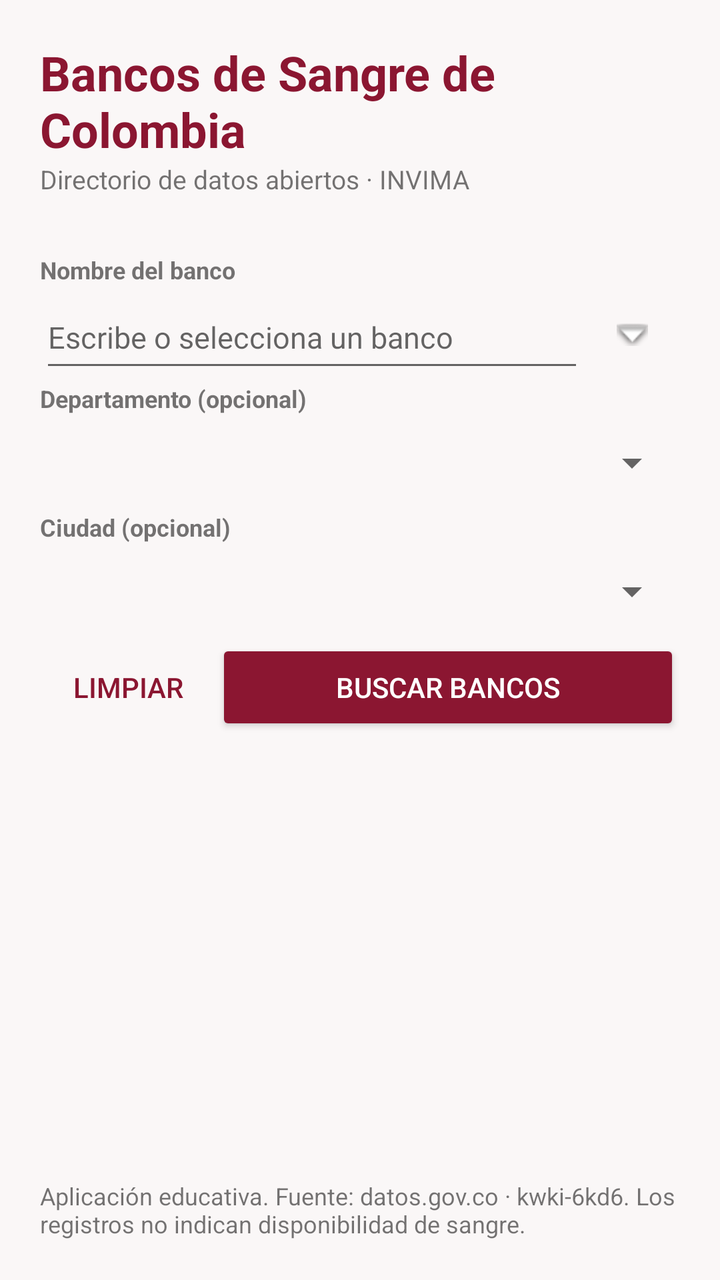
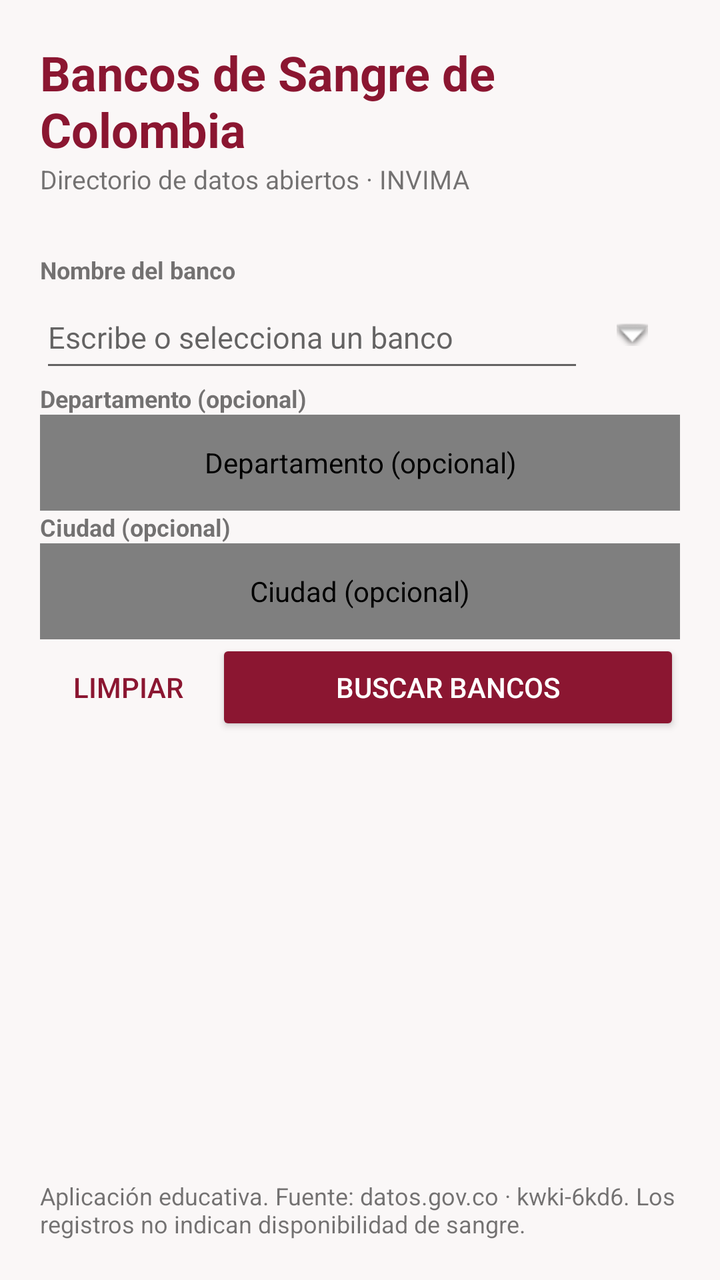

An Android layout rendered at two revisions. The XML below is the earlier revision; the diff shows what the commit changed to produce the second picture.
<!-- AndroidManifest.xml: application theme AppTheme -->
<!-- res/layout/activity_main.xml -->
<?xml version="1.0" encoding="utf-8"?>
<LinearLayout xmlns:android="http://schemas.android.com/apk/res/android" xmlns:tools="http://schemas.android.com/tools"
    android:id="@+id/root" android:layout_width="match_parent" android:layout_height="match_parent" android:orientation="vertical" android:padding="20dp">
    <TextView android:layout_width="match_parent" android:layout_height="wrap_content" android:text="@string/title" android:textSize="24sp" android:textStyle="bold" android:textColor="#8B1631" />
    <TextView android:layout_width="match_parent" android:layout_height="wrap_content" android:text="@string/subtitle" android:textSize="13sp" android:paddingBottom="4dp" />
    <TextView android:id="@+id/service_mode" android:layout_width="match_parent" android:layout_height="wrap_content" android:textSize="12sp" android:textColor="#555555" android:paddingBottom="8dp" />
    <TextView android:layout_width="match_parent" android:layout_height="wrap_content" android:text="@string/bank_hint" android:textStyle="bold" android:textSize="12sp" />
    <LinearLayout android:layout_width="match_parent" android:layout_height="wrap_content" android:orientation="horizontal">
        <AutoCompleteTextView android:id="@+id/name" android:layout_width="0dp" android:layout_height="48dp" android:layout_weight="1" android:hint="@string/bank_search_hint" android:inputType="textCapCharacters" android:importantForAutofill="no" android:singleLine="true" android:completionThreshold="1" android:textSize="15sp" android:imeOptions="actionDone" />
        <ImageButton android:id="@+id/choose_bank" android:layout_width="48dp" android:layout_height="48dp" android:src="@android:drawable/arrow_down_float" android:contentDescription="@string/show_banks" android:background="?android:attr/selectableItemBackgroundBorderless" />
    </LinearLayout>
    <TextView android:layout_width="match_parent" android:layout_height="wrap_content" android:text="@string/department_hint" android:labelFor="@id/department" android:textSize="12sp" android:textStyle="bold" />
    <Spinner android:id="@+id/department" android:layout_width="match_parent" android:layout_height="48dp" android:contentDescription="@string/department_hint" android:spinnerMode="dialog" android:prompt="@string/department_hint" />
    <TextView android:layout_width="match_parent" android:layout_height="wrap_content" android:text="@string/city_hint" android:labelFor="@id/city" android:textSize="12sp" android:textStyle="bold" />
    <Spinner android:id="@+id/city" android:layout_width="match_parent" android:layout_height="48dp" android:contentDescription="@string/city_hint" android:spinnerMode="dialog" android:prompt="@string/city_hint" />
    <LinearLayout android:layout_width="match_parent" android:layout_height="wrap_content" android:orientation="horizontal">
        <Button android:id="@+id/clear" android:layout_width="wrap_content" android:layout_height="48dp" android:text="@string/clear" android:textColor="#8B1631" style="?android:attr/borderlessButtonStyle" />
        
        <Button android:id="@+id/search" tools:ignore="ButtonStyle" android:layout_width="0dp" android:layout_weight="1" android:layout_height="48dp" android:text="@string/search" android:backgroundTint="#8B1631" android:textColor="#FFFFFF" />
    </LinearLayout>
    <ProgressBar android:id="@+id/progress" android:layout_width="wrap_content" android:layout_height="wrap_content" android:layout_gravity="center" android:visibility="gone" />
    <TextView android:id="@+id/status" android:layout_width="match_parent" android:layout_height="wrap_content" android:paddingTop="8dp" android:paddingBottom="8dp" android:accessibilityLiveRegion="polite" />
    <ListView android:id="@+id/list" android:layout_width="match_parent" android:layout_height="0dp" android:layout_weight="1" android:dividerHeight="8dp" />
    <TextView android:layout_width="match_parent" android:layout_height="wrap_content" android:text="@string/footer" android:textSize="12sp" />
</LinearLayout>
<!-- resources referenced by this layout -->
<resources>
  <string name="bank_hint">Nombre del banco</string>
  <string name="bank_search_hint">Escribe o selecciona un banco</string>
  <string name="city_hint">Ciudad (opcional)</string>
  <string name="clear">Limpiar</string>
  <string name="department_hint">Departamento (opcional)</string>
  <string name="footer">Aplicación educativa. Fuente: datos.gov.co · kwki-6kd6. Los registros no indican disponibilidad de sangre.</string>
  <string name="search">Buscar bancos</string>
  <string name="show_banks">Seleccionar banco de la lista</string>
  <string name="subtitle">Directorio de datos abiertos · INVIMA</string>
  <string name="title">Bancos de Sangre de Colombia</string>
  <style name="AppTheme" parent="AppTheme.Base" />
  <style name="AppTheme.Base" parent="android:style/Theme.Material.Light.NoActionBar">
          <item name="android:windowBackground">#FAF7F7</item>
          <item name="android:colorAccent">#8B1631</item>
          <item name="android:windowLightStatusBar">true</item>
      </style>
</resources>

<!-- the commit's change to res/layout/activity_main.xml (unified diff, before → after) -->
@@ -10,9 +10,9 @@
         <ImageButton android:id="@+id/choose_bank" android:layout_width="48dp" android:layout_height="48dp" android:src="@android:drawable/arrow_down_float" android:contentDescription="@string/show_banks" android:background="?android:attr/selectableItemBackgroundBorderless" />
     </LinearLayout>
     <TextView android:layout_width="match_parent" android:layout_height="wrap_content" android:text="@string/department_hint" android:labelFor="@id/department" android:textSize="12sp" android:textStyle="bold" />
-    <Spinner android:id="@+id/department" android:layout_width="match_parent" android:layout_height="48dp" android:contentDescription="@string/department_hint" android:spinnerMode="dialog" android:prompt="@string/department_hint" />
+    <co.edu.unal.reto10.LocationSpinner android:id="@+id/department" android:layout_width="match_parent" android:layout_height="48dp" android:contentDescription="@string/department_hint" android:spinnerMode="dialog" android:prompt="@string/department_hint" />
     <TextView android:layout_width="match_parent" android:layout_height="wrap_content" android:text="@string/city_hint" android:labelFor="@id/city" android:textSize="12sp" android:textStyle="bold" />
-    <Spinner android:id="@+id/city" android:layout_width="match_parent" android:layout_height="48dp" android:contentDescription="@string/city_hint" android:spinnerMode="dialog" android:prompt="@string/city_hint" />
+    <co.edu.unal.reto10.LocationSpinner android:id="@+id/city" android:layout_width="match_parent" android:layout_height="48dp" android:contentDescription="@string/city_hint" android:spinnerMode="dialog" android:prompt="@string/city_hint" />
     <LinearLayout android:layout_width="match_parent" android:layout_height="wrap_content" android:orientation="horizontal">
         <Button android:id="@+id/clear" android:layout_width="wrap_content" android:layout_height="48dp" android:text="@string/clear" android:textColor="#8B1631" style="?android:attr/borderlessButtonStyle" />
         
